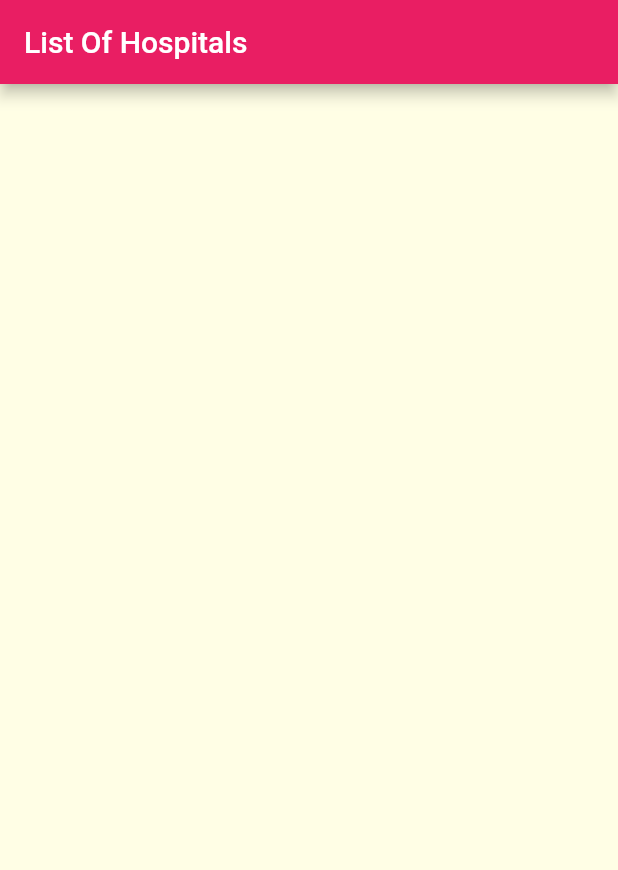
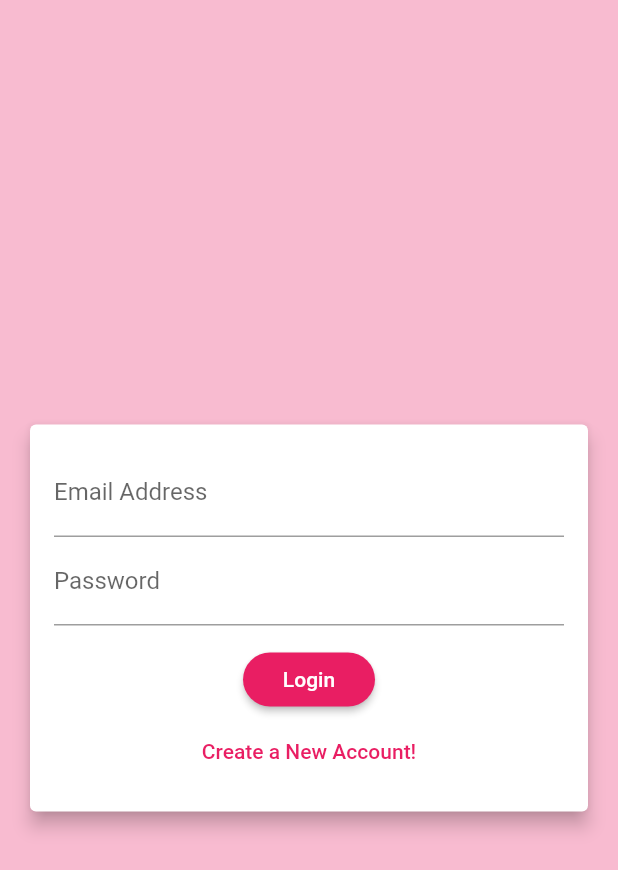
Before and after one commit to ritiksingh8/Health-Services, a Flutter app: the screen it shows after launch, on a phone screen of 412 x 824 dp. Shown: the top 870 px of the screen. Run offline on Flutter 3.47's test engine with Material 2 defaults, Android fonts, the phone set to English and light mode, and no system bars; our stand-ins replace cloud_firestore, firebase_auth, firebase_storage, google_maps_flutter, image_picker; accounts and stored records are empty.

```diff
--- /dev/null
+++ b/lib/helpers/doctors_validation_list.dart
@@ -0,0 +1,37 @@
+const doctors_validation_list = [
+  {
+    'name': 'Ritik Singh',
+    'email': 'ritik.singh@spit.ac.in',
+    'regNo': '12345670',
+  },
+  {
+    'name': 'Shubham Shetty',
+    'email': 'shubham.shetty@spit.ac.in',
+    'regNo': '12345671',
+  },
+  {
+    'name': 'Yash Shah',
+    'email': 'yash.shah@spit.ac.in',
+    'regNo': '12345672',
+  },
+  {
+    'name': 'Raj Gorhekar',
+    'email': 'raj.gorhekar@spit.ac.in',
+    'regNo': '12345673',
+  },
+  {
+    'name': 'Rishi Kaul',
+    'email': 'rishi.kaul@spit.ac.in',
+    'regNo': '12345674',
+  },
+  {
+    'name': 'Chaitya Shah',
+    'email': 'chaitya.shah@spit.ac.in',
+    'regNo': '12345675',
+  },
+  {
+    'name': 'Viraj Shah',
+    'email': 'viraj.shah@spit.ac.in',
+    'regNo': '12345676',
+  },
+];
--- /dev/null
+++ b/lib/widgets/auth_form.dart
@@ -0,0 +1,203 @@
+import 'dart:io';
+import 'package:flutter/material.dart';
+import '../pickers/user_image_picker.dart';
+
+class AuthForm extends StatefulWidget {
+  final void Function(
+    String email,
+    String password,
+    String userName,
+    File image,
+    bool isLogin,
+    BuildContext ctx,
+    String regNo,
+    bool isDoctorLogin,
+  ) submitFn;
+
+  final bool _isLoading;
+
+  AuthForm(this.submitFn, this._isLoading);
+  @override
+  _AuthFormState createState() => _AuthFormState();
+}
+
+class _AuthFormState extends State<AuthForm> {
+  final _formKey = GlobalKey<FormState>();
+
+  var _isLogin = true;
+  var _isDoctorLogin = false;
+
+  var _userEmail = '';
+  var _name = '';
+  var _userPassword = '';
+  var _userImageFile;
+  var _regNo = '';
+
+  void _pickedImage(File image) {
+    _userImageFile = image;
+  }
+
+  void _trySubmit() {
+    final isValid = _formKey.currentState.validate();
+
+    FocusScope.of(context).unfocus();
+
+    if (_userImageFile == null && !_isLogin) {
+      Scaffold.of(context).showSnackBar(
+        SnackBar(
+          content: Text(
+            'Please Pick an image!',
+          ),
+          backgroundColor: Theme.of(context).errorColor,
+        ),
+      );
+      return;
+    }
+
+    if (isValid) {
+      _formKey.currentState.save();
+    }
+    widget.submitFn(
+      _userEmail.trim(),
+      _userPassword.trim(),
+      _name.trim(),
+      _userImageFile,
+      _isLogin,
+      context,
+      _regNo.trim(),
+      _isDoctorLogin,
+    );
+  }
+
+  @override
+  Widget build(BuildContext context) {
+    return Center(
+      child: Card(
+        elevation: 5,
+        margin: EdgeInsets.all(20),
+        child: SingleChildScrollView(
+          child: Padding(
+            padding: EdgeInsets.all(16),
+            child: Form(
+              key: _formKey,
+              child: Column(
+                mainAxisSize: MainAxisSize.min,
+                children: [
+                  if (!_isLogin) UserImagePicker(_pickedImage),
+                  TextFormField(
+                    key: ValueKey('email'),
+                    validator: (value) {
+                      if (value.isEmpty || !value.contains('@')) {
+                        return 'Please enter a valid email address';
+                      }
+                      return null;
+                    },
+                    onSaved: (value) {
+                      _userEmail = value;
+                    },
+                    keyboardType: TextInputType.emailAddress,
+                    decoration: InputDecoration(
+                      labelText: 'Email Address',
+                    ),
+                  ),
+                  if (!_isLogin)
+                    TextFormField(
+                      key: ValueKey('Full Name'),
+                      validator: (value) {
+                        if (value.isEmpty) {
+                          return 'Full Name must be atleast 4 characters long';
+                        }
+                        return null;
+                      },
+                      onSaved: (value) {
+                        _name = value;
+                      },
+                      decoration: InputDecoration(
+                        labelText: 'Full name',
+                      ),
+                    ),
+                  TextFormField(
+                    key: ValueKey('password'),
+                    validator: (value) {
+                      if (value.isEmpty || value.length < 7) {
+                        return 'Password must be atleast 7 characters long';
+                      }
+                      return null;
+                    },
+                    onSaved: (value) {
+                      _userPassword = value;
+                    },
+                    decoration: InputDecoration(
+                      labelText: 'Password',
+                    ),
+                    obscureText: true,
+                  ),
+                  if (!_isLogin && _isDoctorLogin)
+                    TextFormField(
+                      key: ValueKey('Registration Number'),
+                      validator: (value) {
+                        if (value.isEmpty || value.length != 8) {
+                          return 'Registration number must be 8 characters long';
+                        }
+                        return null;
+                      },
+                      onSaved: (value) {
+                        _regNo = value;
+                      },
+                      keyboardType: TextInputType.number,
+                      decoration: InputDecoration(
+                        labelText: 'Registration Number',
+                      ),
+                    ),
+                  SizedBox(height: 12),
+                  if (!widget._isLoading)
+                    RaisedButton(
+                      textTheme: ButtonTextTheme.primary,
+                      color: Colors.pink,
+                      shape: RoundedRectangleBorder(
+                        borderRadius: BorderRadius.circular(20),
+                      ),
+                      onPressed: _trySubmit,
+                      child: Text(_isLogin ? 'Login' : 'Signup'),
+                    ),
+                  if (widget._isLoading) CircularProgressIndicator(),
+                  if (!widget._isLoading)
+                    FlatButton(
+                      onPressed: () {
+                        setState(() {
+                          _isLogin = !_isLogin;
+                        });
+                      },
+                      child: Text(
+                        _isLogin
+                            ? 'Create a New Account!'
+                            : 'Already have an account?',
+                      ),
+                      textColor: Theme.of(context).primaryColor,
+                    ),
+                  if (!widget._isLoading && !_isLogin)
+                    SwitchListTile(
+                      title: Text(
+                        'Are you a Doctor?',
+                        style: TextStyle(
+                          color: Colors.pink,
+                        ),
+                      ),
+                      value: _isDoctorLogin,
+                      onChanged: (value) {
+                        setState(
+                          () {
+                            _isDoctorLogin = !_isDoctorLogin;
+                          },
+                        );
+                      },
+                    ),
+                ],
+              ),
+            ),
+          ),
+        ),
+      ),
+    );
+  }
+}
--- a/pubspec.yaml
+++ b/pubspec.yaml
@@ -29,6 +29,8 @@ dependencies:
   google_maps_flutter: ^0.5.17
   http: ^0.12.0+2
   intl: ^0.16.1
+  image_picker: ^0.6.7+2
+  firebase_storage: ^3.1.6
 
   # The following adds the Cupertino Icons font to your application.
   # Use with the CupertinoIcons class for iOS style icons.
```
Also changed, not shown: lib/main.dart (+57 -1 lines), lib/pickers/user_image_picker.dart (added, +50 -0 lines), lib/screens/auth_screen.dart (added, +138 -0 lines), lib/screens/dummy_screen.dart (added, +22 -0 lines), lib/screens/hospital_screen.dart (+9 -0 lines), pubspec.lock.
